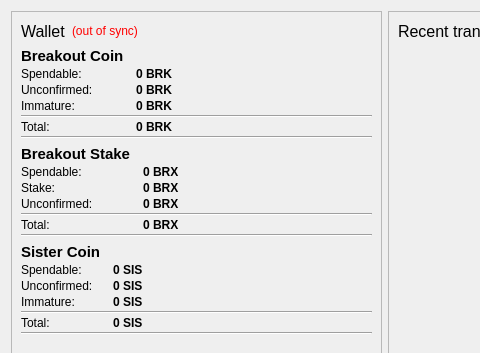
This is src/qt/forms/overviewpage.ui in BreakoutCoin/Breakout-Chain-Client as Qt 5 draws it before an edit; both pictures show x 0 to 480 and y 0 to 353 of the 770 by 680 pixel window. The edited form follows.
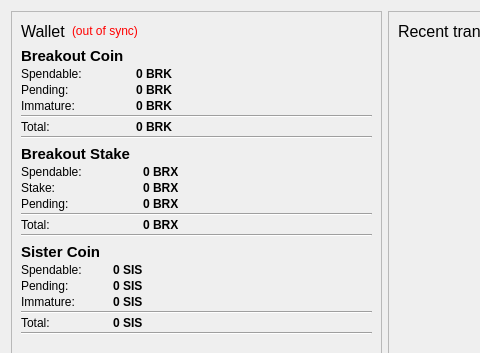
This is the edited form.

Commit message: Using "Pending" instead of "Unconfirmed" in GUI

Diff of the .ui file:
```diff
--- a/src/qt/forms/overviewpage.ui
+++ b/src/qt/forms/overviewpage.ui
@@ -131,7 +131,7 @@
             <item row="2" column="0">
              <widget class="QLabel" name="lblBroUn">
               <property name="text">
-               <string>Unconfirmed:</string>
+               <string>Pending:</string>
               </property>
              </widget>
             </item>
@@ -314,7 +314,7 @@
             <item row="3" column="0">
              <widget class="QLabel" name="lblBrxUn">
               <property name="text">
-               <string>Unconfirmed:</string>
+               <string>Pending:</string>
               </property>
              </widget>
             </item>
@@ -442,7 +442,7 @@
             <item row="2" column="0">
              <widget class="QLabel" name="lblSisUn">
               <property name="text">
-               <string>Unconfirmed:</string>
+               <string>Pending:</string>
               </property>
              </widget>
             </item>
```
The commit also changes 4 other files.
